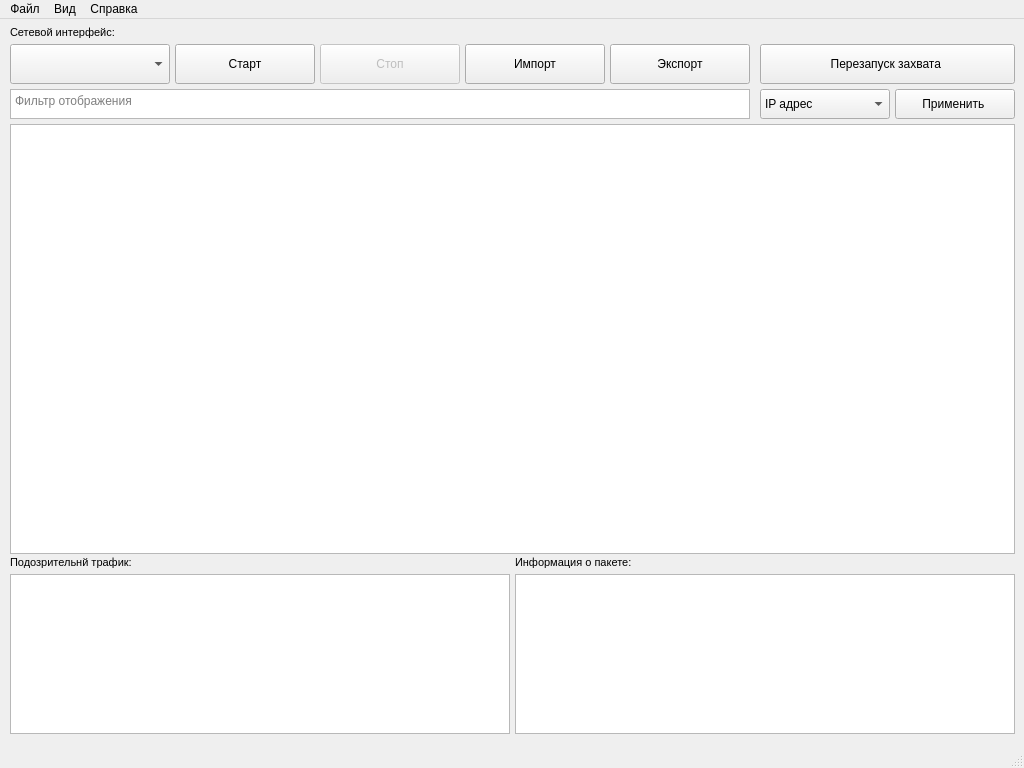
Old version of the form src/gui/main_window.ui in the repository TariusVAR/TrafficAnalyzer.
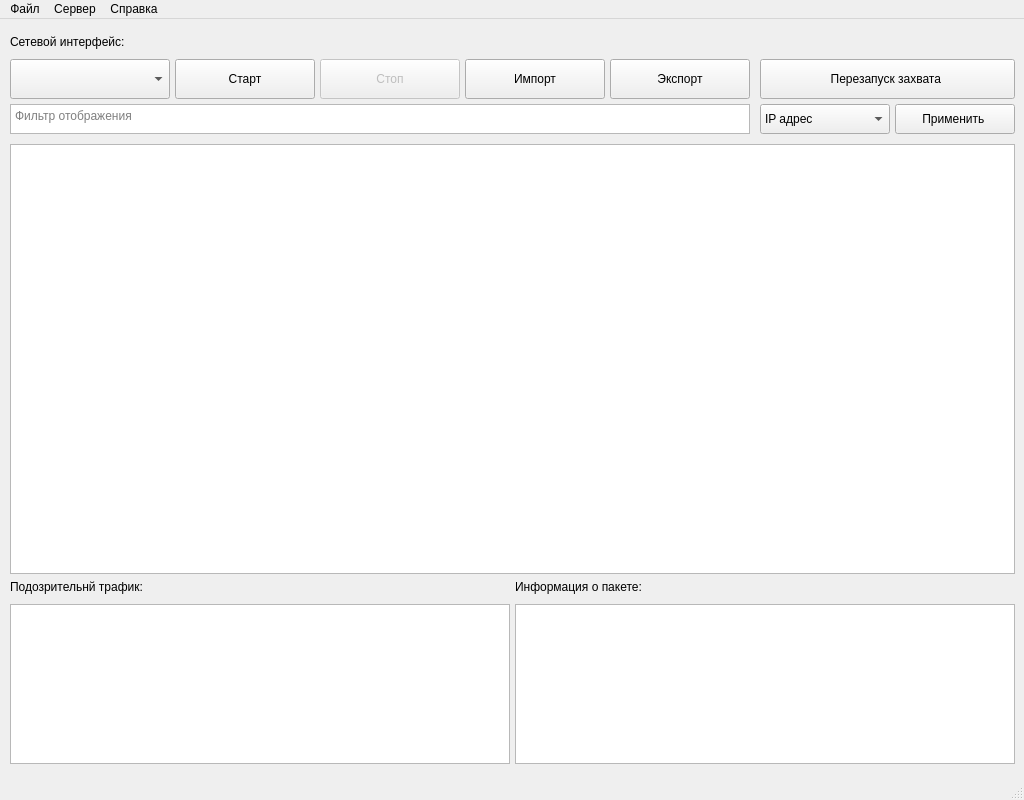
New version of the form.

```diff
--- a/src/gui/main_window.ui
+++ b/src/gui/main_window.ui
@@ -7,7 +7,7 @@
     <x>0</x>
     <y>0</y>
     <width>1024</width>
-    <height>768</height>
+    <height>800</height>
    </rect>
   </property>
   <property name="windowTitle">
@@ -18,7 +18,7 @@
     <property name="geometry">
      <rect>
       <x>10</x>
-      <y>105</y>
+      <y>125</y>
       <width>1005</width>
       <height>430</height>
      </rect>
@@ -40,7 +40,7 @@
     <property name="geometry">
      <rect>
       <x>175</x>
-      <y>25</y>
+      <y>40</y>
       <width>140</width>
       <height>40</height>
      </rect>
@@ -53,7 +53,7 @@
     <property name="geometry">
      <rect>
       <x>10</x>
-      <y>25</y>
+      <y>40</y>
       <width>160</width>
       <height>40</height>
      </rect>
@@ -66,7 +66,7 @@
     <property name="geometry">
      <rect>
       <x>320</x>
-      <y>25</y>
+      <y>40</y>
       <width>140</width>
       <height>40</height>
      </rect>
@@ -79,7 +79,7 @@
     <property name="geometry">
      <rect>
       <x>895</x>
-      <y>70</y>
+      <y>85</y>
       <width>120</width>
       <height>30</height>
      </rect>
@@ -92,7 +92,7 @@
     <property name="geometry">
      <rect>
       <x>10</x>
-      <y>70</y>
+      <y>85</y>
       <width>740</width>
       <height>30</height>
      </rect>
@@ -116,7 +116,7 @@
     <property name="geometry">
      <rect>
       <x>10</x>
-      <y>555</y>
+      <y>585</y>
       <width>500</width>
       <height>160</height>
      </rect>
@@ -126,7 +126,7 @@
     <property name="geometry">
      <rect>
       <x>465</x>
-      <y>25</y>
+      <y>40</y>
       <width>140</width>
       <height>40</height>
      </rect>
@@ -139,7 +139,7 @@
     <property name="geometry">
      <rect>
       <x>610</x>
-      <y>25</y>
+      <y>40</y>
       <width>140</width>
       <height>40</height>
      </rect>
@@ -152,14 +152,14 @@
     <property name="geometry">
      <rect>
       <x>10</x>
-      <y>5</y>
+      <y>15</y>
       <width>161</width>
       <height>16</height>
      </rect>
     </property>
     <property name="font">
      <font>
-      <pointsize>8</pointsize>
+      <pointsize>9</pointsize>
      </font>
     </property>
     <property name="text">
@@ -173,7 +173,7 @@
     <property name="geometry">
      <rect>
       <x>760</x>
-      <y>70</y>
+      <y>85</y>
       <width>130</width>
       <height>30</height>
      </rect>
@@ -198,7 +198,7 @@
     <property name="geometry">
      <rect>
       <x>760</x>
-      <y>25</y>
+      <y>40</y>
       <width>255</width>
       <height>40</height>
      </rect>
@@ -211,14 +211,14 @@
     <property name="geometry">
      <rect>
       <x>10</x>
-      <y>535</y>
-      <width>161</width>
+      <y>560</y>
+      <width>181</width>
       <height>16</height>
      </rect>
     </property>
     <property name="font">
      <font>
-      <pointsize>8</pointsize>
+      <pointsize>9</pointsize>
      </font>
     </property>
     <property name="text">
@@ -232,13 +232,13 @@
     <property name="geometry">
      <rect>
       <x>515</x>
-      <y>555</y>
+      <y>585</y>
       <width>500</width>
       <height>160</height>
      </rect>
     </property>
     <property name="textElideMode">
-     <enum>Qt::ElideLeft</enum>
+     <enum>Qt::ElideMiddle</enum>
     </property>
     <property name="rootIsDecorated">
      <bool>false</bool>
@@ -266,14 +266,14 @@
     <property name="geometry">
      <rect>
       <x>515</x>
-      <y>535</y>
-      <width>161</width>
+      <y>560</y>
+      <width>191</width>
       <height>16</height>
      </rect>
     </property>
     <property name="font">
      <font>
-      <pointsize>8</pointsize>
+      <pointsize>9</pointsize>
      </font>
     </property>
     <property name="text">
@@ -303,11 +303,6 @@
     <addaction name="separator"/>
     <addaction name="action_6"/>
    </widget>
-   <widget class="QMenu" name="menu_2">
-    <property name="title">
-     <string>Вид</string>
-    </property>
-   </widget>
    <widget class="QMenu" name="menu_3">
     <property name="title">
      <string>Справка</string>
@@ -316,8 +311,14 @@
     <addaction name="action_8"/>
     <addaction name="action_9"/>
    </widget>
+   <widget class="QMenu" name="menuAutorisation">
+    <property name="title">
+     <string>Сервер</string>
+    </property>
+    <addaction name="actionAuthorisation"/>
+   </widget>
    <addaction name="menu"/>
-   <addaction name="menu_2"/>
+   <addaction name="menuAutorisation"/>
    <addaction name="menu_3"/>
   </widget>
   <widget class="QStatusBar" name="statusbar"/>
```
Left out of the diff: 8 changed lines with no effect on the pictures.
